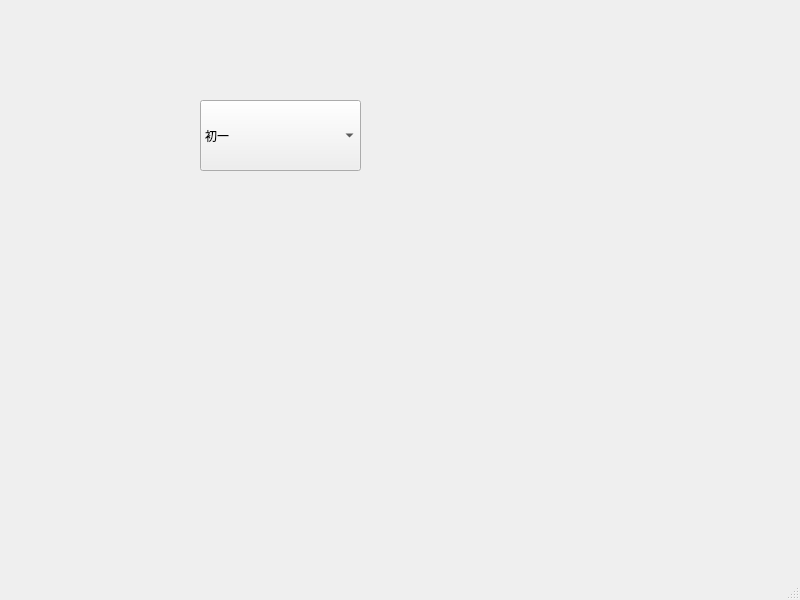
This is test_06/mainwindow.ui in waitwalker/cpp_projects as Qt 5 draws it before an edit. The edited form follows.
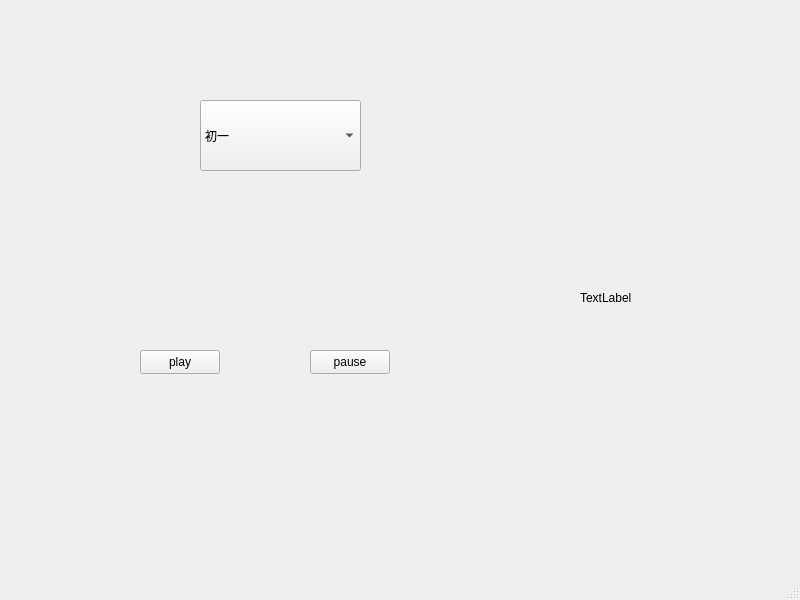
This is the edited form.

Commit message: label 设置动画

```diff
--- a/test_06/mainwindow.ui
+++ b/test_06/mainwindow.ui
@@ -54,6 +54,45 @@
      </property>
     </item>
    </widget>
+   <widget class="QLabel" name="label2">
+    <property name="geometry">
+     <rect>
+      <x>580</x>
+      <y>290</y>
+      <width>60</width>
+      <height>16</height>
+     </rect>
+    </property>
+    <property name="text">
+     <string>TextLabel</string>
+    </property>
+   </widget>
+   <widget class="QPushButton" name="play">
+    <property name="geometry">
+     <rect>
+      <x>140</x>
+      <y>350</y>
+      <width>80</width>
+      <height>24</height>
+     </rect>
+    </property>
+    <property name="text">
+     <string>play</string>
+    </property>
+   </widget>
+   <widget class="QPushButton" name="pause">
+    <property name="geometry">
+     <rect>
+      <x>310</x>
+      <y>350</y>
+      <width>80</width>
+      <height>24</height>
+     </rect>
+    </property>
+    <property name="text">
+     <string>pause</string>
+    </property>
+   </widget>
   </widget>
   <widget class="QMenuBar" name="menubar">
    <property name="geometry">
```
The commit also changes 6 other files.
